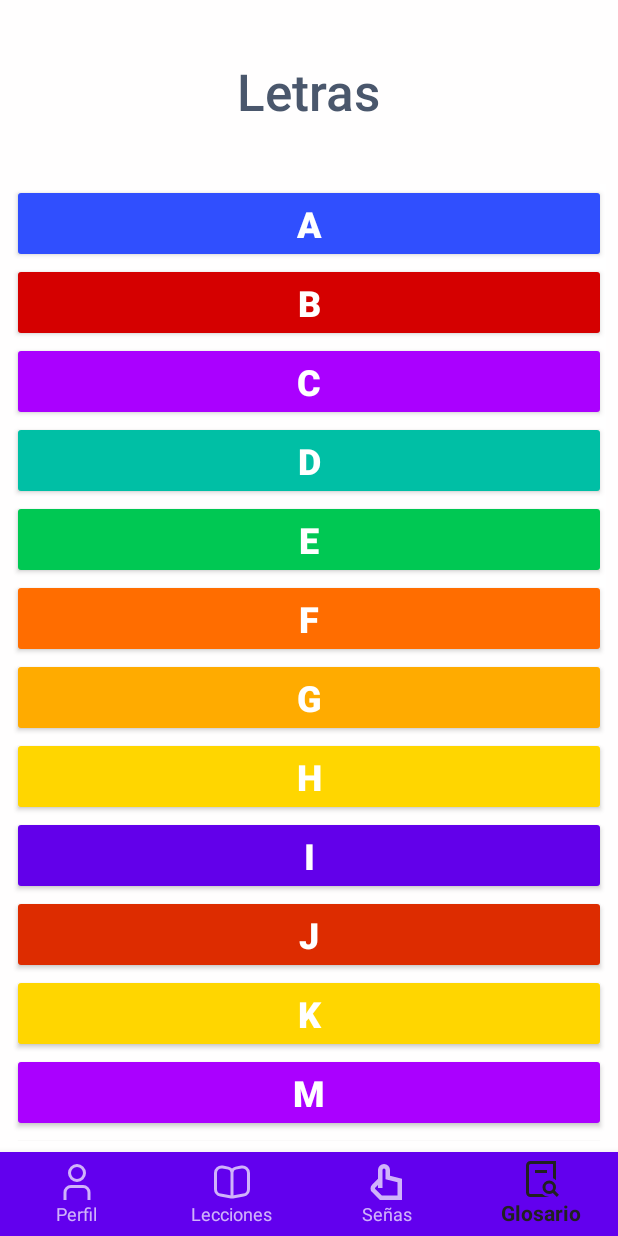
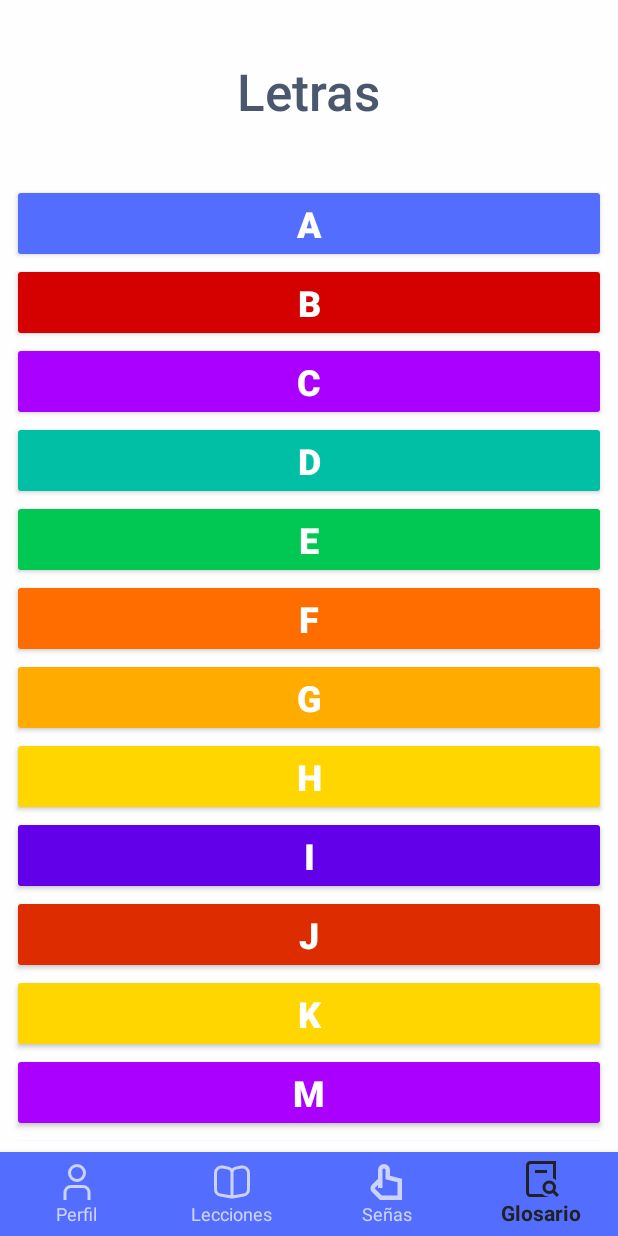
Before and after one commit to ArtBaMa22/APP_LSM, an Android app: the MainActivity screen opened directly, with no data from a screen before it, item 4 of the bottom bar chosen, on a phone screen of 412 x 824 dp. Run offline under Robolectric (Android 15) with nearby library versions, the phone set to English and light mode, and no system bars.

Commit message:
Ajustes
13/05/2022 09:42pm

```diff
--- a/app/src/main/java/com/example/ensaame/MainActivity.kt
+++ b/app/src/main/java/com/example/ensaame/MainActivity.kt
@@ -18,6 +18,7 @@ class MainActivity : AppCompatActivity() {
         val leccionesFragment =LeccionesFragment()
         val videosFragment =VideosFragment()
         val avanceFragment =  SenasFragment()
+        val letrasFragment = letras()
 
         bottomNavigationView.setOnNavigationItemSelectedListener {
              when(it.itemId){
@@ -37,6 +38,10 @@ class MainActivity : AppCompatActivity() {
                      setCurrentFragment(videosFragment)
                      true
                  }
+                 R.id.contenedorLetras ->{
+                     setCurrentFragment(letrasFragment)
+                     true
+                 }
                else->false
              }
         }
--- a/app/src/main/java/com/example/ensaame/VideosFragment.kt
+++ b/app/src/main/java/com/example/ensaame/VideosFragment.kt
@@ -1,7 +1,31 @@
 package com.example.ensaame
 
+import android.content.Intent
+import android.net.Uri
+import android.os.Bundle
+import android.view.LayoutInflater
+import android.view.View
+import android.view.ViewGroup
+import android.widget.Button
+import android.widget.ImageButton
 import androidx.fragment.app.Fragment
+import kotlinx.android.synthetic.main.activity_main.*
+import kotlinx.android.synthetic.main.fragment_glosario.*
+import kotlinx.android.synthetic.main.fragment_glosario.view.*
 
 class VideosFragment : Fragment(R.layout.fragment_glosario) {
 
+    override fun onCreateView(
+        inflater: LayoutInflater, container: ViewGroup?,
+        savedInstanceState: Bundle?
+
+
+    ): View? {
+        // Inflate the layout for this fragment
+        val v = inflater.inflate(R.layout.fragment_glosario, container, false)
+
+        return v
+
+        //btnA.setOnClickListener(set)
     }
+}
--- a/app/src/main/res/layout/activity_main.xml
+++ b/app/src/main/res/layout/activity_main.xml
@@ -23,7 +23,8 @@
         style="st"
         android:layout_width="0dp"
         android:layout_height="56dp"
-        app:itemBackground="@color/purple_500"
+        android:backgroundTint="#FFFF00"
+        app:backgroundTint="#536DFE"
         app:labelVisibilityMode="labeled"
         app:layout_constraintBottom_toBottomOf="parent"
         app:layout_constraintEnd_toEndOf="parent"
--- a/app/src/main/res/layout/fragment_glosario.xml
+++ b/app/src/main/res/layout/fragment_glosario.xml
@@ -29,7 +29,7 @@
                 android:id="@+id/btnA"
                 android:layout_width="match_parent"
                 android:layout_height="wrap_content"
-                android:backgroundTint="#304FFE"
+                android:backgroundTint="#536DFE"
                 android:text="A"
                 android:textAlignment="center"
                 android:textSize="24sp"
--- a/app/src/main/res/layout/fragment_letras.xml
+++ b/app/src/main/res/layout/fragment_letras.xml
@@ -62,5 +62,6 @@
             android:layout_height="wrap_content"
             android:orientation="horizontal"
             app:layout_constraintGuide_begin="518dp" />
+
     </androidx.constraintlayout.widget.ConstraintLayout>
 </FrameLayout>
--- a/app/src/main/res/values/strings.xml
+++ b/app/src/main/res/values/strings.xml
@@ -1,5 +1,5 @@
 <resources>
-    <string name="app_name">Ensañame</string>
+    <string name="app_name">Enseñame</string>
     <!-- TODO: Remove or change this placeholder text -->
     <string name="hello_blank_fragment">Hello blank fragment</string>
 </resources>
```
Also changed, not shown: app/src/main/res/layout/activity_login.xml (+5 -5 lines).
